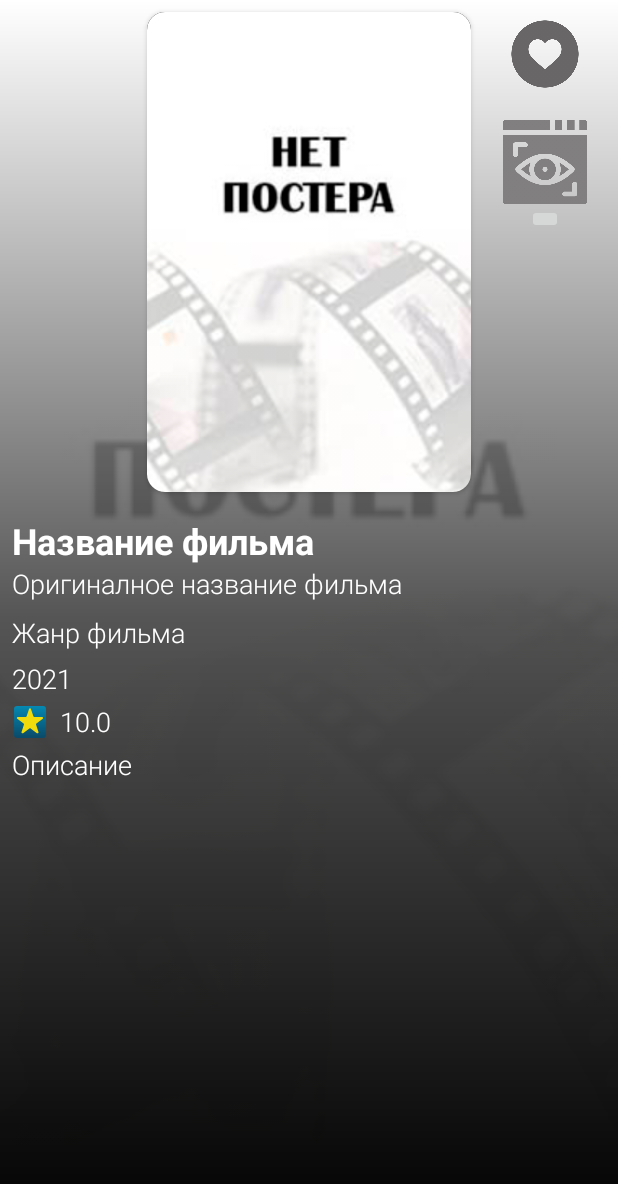
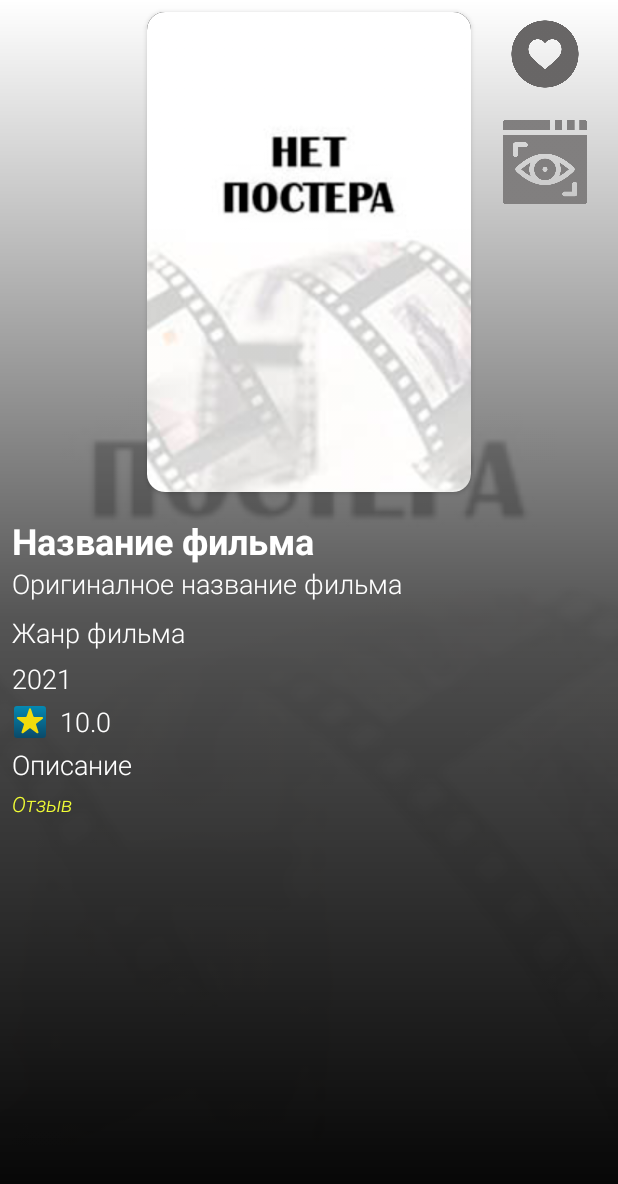
Before and after one commit to ArkHak/KinoFanPlus, an Android app: the layout fragment_movie_detail.xml on its own in the app's theme, with its tools: preview values and no code run, on a phone screen of 412 x 824 dp. Shown: the top 1184 px of the screen. Run offline under Robolectric (Android 15) with nearby library versions, the phone set to English and light mode, and no system bars.

Commit message:
version 0.8.7 ***Lesson8***
+ подгрузка личных reviews к фильмам
+ update icons и actions for ToggleButton on review(+)

```diff
--- a/app/src/main/java/com/example/kinofanplus/model/LocalRepository.kt
+++ b/app/src/main/java/com/example/kinofanplus/model/LocalRepository.kt
@@ -13,4 +13,8 @@ interface LocalRepository {
     fun putViewedMovie(movie: MyMovieEntity)
     fun removeViewedMovie(id: Long)
     fun getViewedMovieForId(id: Long): Boolean
+
+    fun getReviewedMovieForId(id: Long): Boolean
+    fun putReviewedOnMovie(id: Long, reviewed: String)
+    fun getReviewedTextOnMovie(id: Long): String
 }
--- /dev/null
+++ b/app/src/main/res/drawable/selector_review.xml
@@ -0,0 +1,7 @@
+<?xml version="1.0" encoding="utf-8"?>
+<selector xmlns:android="http://schemas.android.com/apk/res/android">
+    <item android:drawable="@drawable/ic_review_on" android:state_checked="true" android:state_pressed="true" />
+    <item android:drawable="@drawable/ic_review_on" android:state_checked="true" android:state_focused="false" />
+    <item android:drawable="@drawable/ic_review_off" android:state_checked="false" android:state_pressed="true" />
+    <item android:drawable="@drawable/ic_review_off" android:state_checked="false" android:state_focused="false" />
+</selector>
--- a/app/src/main/res/layout/fragment_movie_detail.xml
+++ b/app/src/main/res/layout/fragment_movie_detail.xml
@@ -88,11 +88,17 @@
                 app:layout_constraintStart_toEndOf="@id/movie_card_poster"
                 app:layout_constraintTop_toBottomOf="@id/is_liked" />
 
-            <ImageButton
-                android:id="@+id/my_review"
-                android:layout_width="wrap_content"
-                android:layout_height="wrap_content"
+            <ToggleButton
+                android:id="@+id/is_review"
+                android:layout_width="56dp"
+                android:layout_height="56dp"
+                android:layout_marginTop="16dp"
+                android:background="@drawable/selector_review"
+                android:textOff=""
+                android:textOn=""
+                android:visibility="gone"
                 app:layout_constraintEnd_toEndOf="parent"
+                app:layout_constraintHorizontal_bias="0.5"
                 app:layout_constraintStart_toEndOf="@id/movie_card_poster"
                 app:layout_constraintTop_toBottomOf="@id/is_viewed" />
 
@@ -186,6 +192,21 @@
                 app:layout_constraintTop_toBottomOf="@id/vote_average_movie"
                 tools:text="Описание" />
 
+            <TextView
+                android:id="@+id/reviewed_movie"
+                android:layout_width="wrap_content"
+                android:layout_height="wrap_content"
+                android:layout_marginStart="8dp"
+                android:layout_marginTop="4dp"
+                android:fontFamily="sans-serif-light"
+                android:paddingEnd="8dp"
+                android:textColor="@color/reviewed_color"
+                android:textSize="14sp"
+                android:textStyle="italic"
+                app:layout_constraintStart_toStartOf="parent"
+                app:layout_constraintTop_toBottomOf="@id/overview_movie"
+                tools:text="Отзыв" />
+
         </androidx.constraintlayout.widget.ConstraintLayout>
 
     </ScrollView>
--- a/app/src/main/res/values/colors.xml
+++ b/app/src/main/res/values/colors.xml
@@ -10,4 +10,5 @@
     <color name="secondaryColor">#01B4E4</color>
     <color name="primaryColor">#0D253F</color>
     <color name="tertiaryColor">#90CEA1</color>
+    <color name="reviewed_color">#F3FF35</color>
 </resources>
--- a/app/src/main/res/values/strings.xml
+++ b/app/src/main/res/values/strings.xml
@@ -5,4 +5,7 @@
     <string name="search">Search</string>
     <string name="settings">Settings</string>
     <string name="settings_adult">Allow adult content:</string>
+    <string name="save_reviewed">Save</string>
+    <string name="cancel_reviewed">Cancel</string>
+    <string name="header_dialog_reviewed">Your feedback:</string>
 </resources>
```
Also changed, not shown: app/src/main/java/com/example/kinofanplus/model/LocalRepositoryImpl.kt (+19 -6 lines), app/src/main/java/com/example/kinofanplus/model/database/MyMovieDao.kt (+3 -5 lines), app/src/main/java/com/example/kinofanplus/view/MovieDetailFragment.kt (+55 -4 lines), app/src/main/java/com/example/kinofanplus/viewmodel/MovieDetailVM.kt (+14 -1 lines), app/src/main/res/layout/reviewed_dialog.xml (added, +14 -0 lines), app/src/main/res/drawable/ic_review_off.png (added), app/src/main/res/drawable/ic_review_on.png (added), 1 other file.
